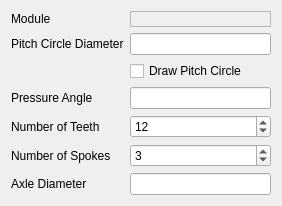
Above: Gears2/InvoluteSpur2.ui from fhunleth/qcad-gears2 before the change. Below: the same form after it.
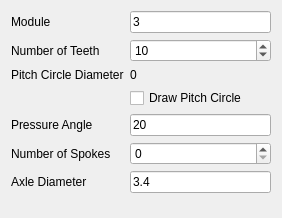
That is the form after the change.

Commit message:
Compute diameter from module/teeth
This modifies the built-in gear creator so that the module is set and
the pitch diameter gets calculated.

```diff
--- a/Gears2/InvoluteSpur2.ui
+++ b/Gears2/InvoluteSpur2.ui
@@ -7,7 +7,7 @@
     <x>0</x>
     <y>0</y>
     <width>282</width>
-    <height>167</height>
+    <height>218</height>
    </rect>
   </property>
   <property name="windowTitle">
@@ -23,7 +23,44 @@
    <property name="labelAlignment">
     <set>Qt::AlignLeading|Qt::AlignLeft|Qt::AlignVCenter</set>
    </property>
+   <item row="0" column="0">
+    <widget class="QLabel" name="lblModule">
+     <property name="text">
+      <string>Module</string>
+     </property>
+    </widget>
+   </item>
+   <item row="0" column="1">
+    <widget class="QLineEdit" name="Module">
+     <property name="text">
+      <string>3</string>
+     </property>
+    </widget>
+   </item>
    <item row="1" column="0">
+    <widget class="QLabel" name="lblNumberOfTeeth">
+     <property name="text">
+      <string>Number of Teeth</string>
+     </property>
+    </widget>
+   </item>
+   <item row="1" column="1">
+    <widget class="QSpinBox" name="NumberOfTeeth">
+     <property name="toolTip">
+      <string>Number of teeth the gear has</string>
+     </property>
+     <property name="minimum">
+      <number>3</number>
+     </property>
+     <property name="maximum">
+      <number>999</number>
+     </property>
+     <property name="value">
+      <number>10</number>
+     </property>
+    </widget>
+   </item>
+   <item row="2" column="0">
     <widget class="QLabel" name="lblPitchCircleDiameter">
      <property name="text">
       <string>Pitch Circle Diameter</string>
@@ -31,6 +68,13 @@
     </widget>
    </item>
    <item row="2" column="1">
+    <widget class="QLabel" name="PitchCircleDiameter">
+     <property name="text">
+      <string>0</string>
+     </property>
+    </widget>
+   </item>
+   <item row="3" column="1">
     <widget class="QCheckBox" name="DrawPitchCircle">
      <property name="text">
       <string>Draw Pitch Circle</string>
@@ -43,7 +87,7 @@
      </property>
     </widget>
    </item>
-   <item row="3" column="0">
+   <item row="4" column="0">
     <widget class="QLabel" name="lblPressureAngle">
      <property name="text">
       <string>Pressure Angle</string>
@@ -51,18 +95,9 @@
     </widget>
    </item>
    <item row="4" column="1">
-    <widget class="QSpinBox" name="NumberOfTeeth">
-     <property name="toolTip">
-      <string>Number of teeth the gear has</string>
-     </property>
-     <property name="minimum">
-      <number>1</number>
-     </property>
-     <property name="maximum">
-      <number>999</number>
-     </property>
-     <property name="value">
-      <number>12</number>
+    <widget class="QLineEdit" name="PressureAngle">
+     <property name="text">
+      <string>20</string>
      </property>
     </widget>
    </item>
@@ -82,7 +117,7 @@
       <number>48</number>
      </property>
      <property name="value">
-      <number>3</number>
+      <number>0</number>
      </property>
     </widget>
    </item>
@@ -93,37 +128,10 @@
      </property>
     </widget>
    </item>
-   <item row="4" column="0">
-    <widget class="QLabel" name="lblNumberOfTeeth">
-     <property name="text">
-      <string>Number of Teeth</string>
-     </property>
-    </widget>
-   </item>
-   <item row="1" column="1">
-    <widget class="QLineEdit" name="PitchCircleDiameter">
-    </widget>
-   </item>
-   <item row="3" column="1">
-    <widget class="QLineEdit" name="PressureAngle"/>
-   </item>
    <item row="6" column="1">
-    <widget class="QLineEdit" name="AxleDiameter"/>
-   </item>
-   <item row="0" column="0">
-    <widget class="QLabel" name="lblModule">
+    <widget class="QLineEdit" name="AxleDiameter">
      <property name="text">
-      <string>Module</string>
-     </property>
-    </widget>
-   </item>
-   <item row="0" column="1">
-    <widget class="QLabel" name="Module">
-     <property name="frameShape">
-      <enum>QFrame::StyledPanel</enum>
-     </property>
-     <property name="frameShadow">
-      <enum>QFrame::Sunken</enum>
+      <string>3.4</string>
      </property>
     </widget>
    </item>
```
Left out of the diff: 8 changed lines with no effect on the pictures. The commit also changes 1 other file.
